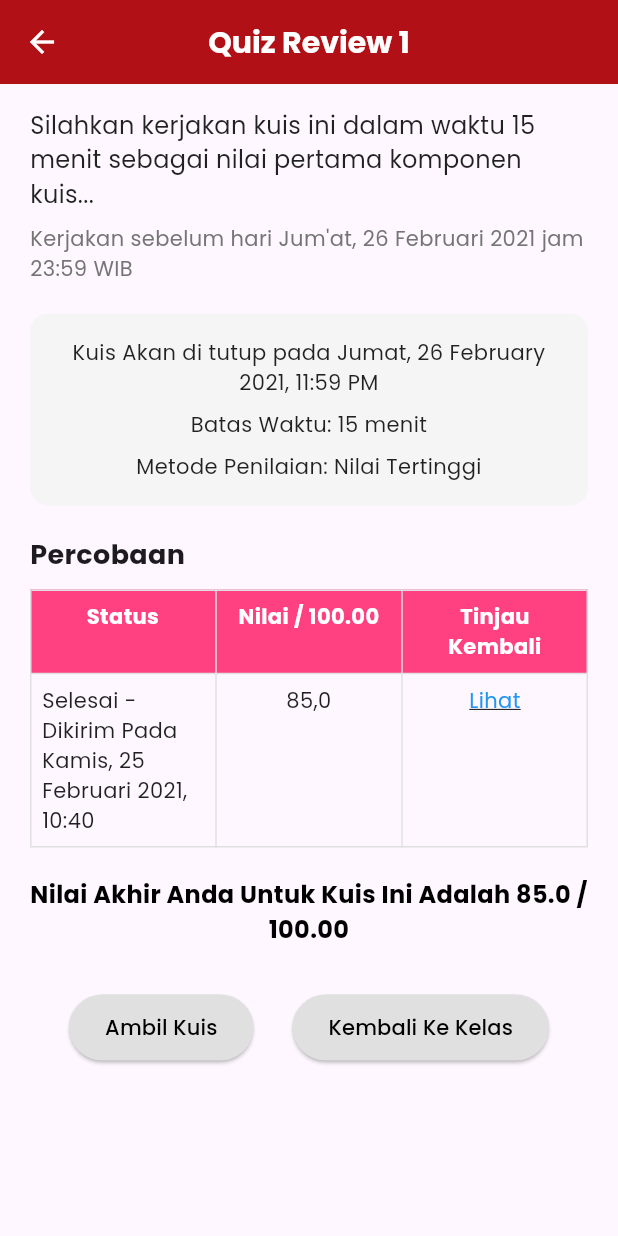
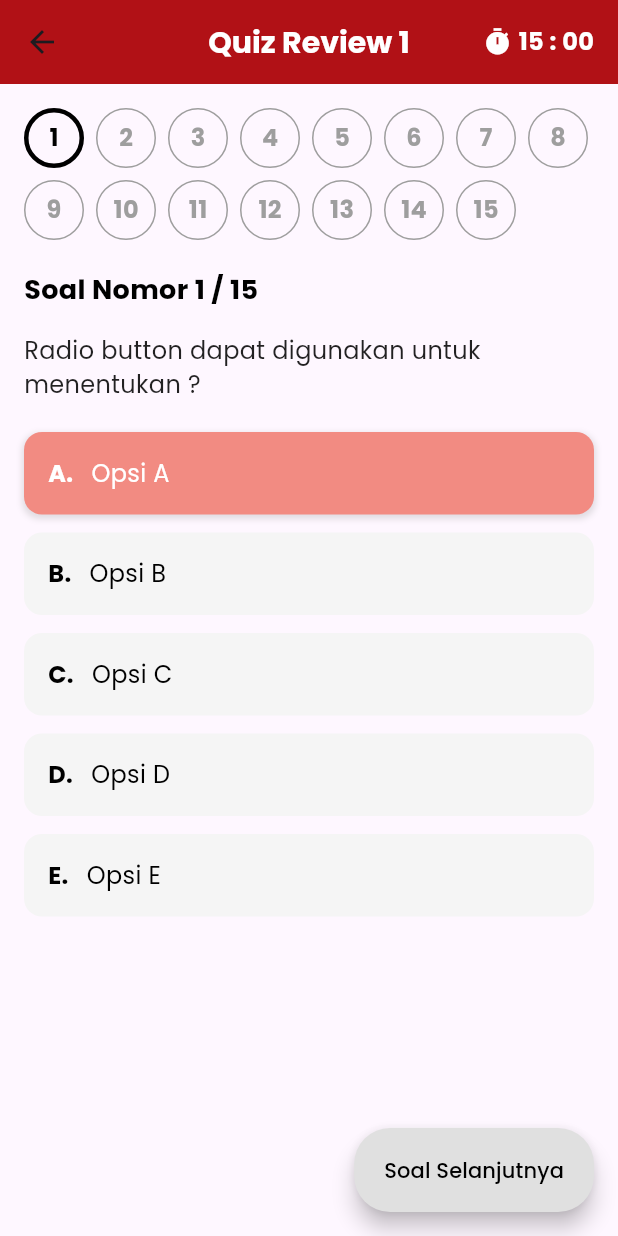
Before and after one commit to susirahma/lms, a Flutter app: the DetailKuisPage screen opened directly, after a tap on "Ambil Kuis", on a phone screen of 412 x 824 dp. Run offline on Flutter 3.47's test engine with Material 3 defaults, Android fonts, the phone set to English and light mode, and no system bars; our stand-ins replace google_fonts.

Commit message:
menambah tampilan page kuis 2

```diff
--- a/lib/detail_kuis_page.dart
+++ b/lib/detail_kuis_page.dart
@@ -1,5 +1,6 @@
 import 'package:flutter/material.dart';
 import 'package:google_fonts/google_fonts.dart';
+import 'pengerjaan_kuis_page.dart';
 
 class DetailKuisPage extends StatelessWidget {
   const DetailKuisPage({super.key});
@@ -198,7 +199,12 @@ class DetailKuisPage extends StatelessWidget {
               mainAxisAlignment: MainAxisAlignment.spaceEvenly,
               children: [
                 ElevatedButton(
-                  onPressed: () {},
+                  onPressed: () {
+                    Navigator.push(
+                      context,
+                      MaterialPageRoute(builder: (context) => const PengerjaanKuisPage()),
+                    );
+                  },
                   style: ElevatedButton.styleFrom(
                     backgroundColor: Colors.grey[300],
                     foregroundColor: Colors.black,
--- /dev/null
+++ b/lib/pengerjaan_kuis_page.dart
@@ -0,0 +1,182 @@
+import 'package:flutter/material.dart';
+import 'package:google_fonts/google_fonts.dart';
+
+class PengerjaanKuisPage extends StatefulWidget {
+  const PengerjaanKuisPage({super.key});
+
+  @override
+  _PengerjaanKuisPageState createState() => _PengerjaanKuisPageState();
+}
+
+class _PengerjaanKuisPageState extends State<PengerjaanKuisPage> {
+  int currentQuestion = 1;
+  int selectedOption = 0; // 0 for A, 1 for B, etc.
+
+  @override
+  Widget build(BuildContext context) {
+    return Scaffold(
+      appBar: AppBar(
+        backgroundColor: const Color(0xFFB11116),
+        title: Text(
+          'Quiz Review 1',
+          style: GoogleFonts.poppins(
+            fontSize: 20,
+            fontWeight: FontWeight.bold,
+            color: Colors.white,
+          ),
+        ),
+        centerTitle: true,
+        actions: [
+          Padding(
+            padding: const EdgeInsets.only(right: 16.0),
+            child: Row(
+              children: [
+                const Icon(
+                  Icons.timer,
+                  color: Colors.white,
+                  size: 20,
+                ),
+                const SizedBox(width: 4),
+                Text(
+                  '15 : 00',
+                  style: GoogleFonts.poppins(
+                    fontSize: 16,
+                    color: Colors.white,
+                    fontWeight: FontWeight.bold,
+                  ),
+                ),
+              ],
+            ),
+          ),
+        ],
+      ),
+      body: SingleChildScrollView(
+        padding: const EdgeInsets.all(16.0),
+        child: Column(
+          crossAxisAlignment: CrossAxisAlignment.start,
+          children: [
+            // Question Navigation
+            Wrap(
+              spacing: 8.0,
+              runSpacing: 8.0,
+              children: List.generate(15, (index) {
+                int questionNumber = index + 1;
+                bool isActive = questionNumber == currentQuestion;
+                return Container(
+                  width: 40,
+                  height: 40,
+                  decoration: BoxDecoration(
+                    shape: BoxShape.circle,
+                    border: Border.all(
+                      color: isActive ? Colors.black : Colors.grey,
+                      width: isActive ? 3 : 1,
+                    ),
+                  ),
+                  child: Center(
+                    child: Text(
+                      '$questionNumber',
+                      style: GoogleFonts.poppins(
+                        fontSize: 16,
+                        fontWeight: FontWeight.bold,
+                        color: isActive ? Colors.black : Colors.grey,
+                      ),
+                    ),
+                  ),
+                );
+              }),
+            ),
+            const SizedBox(height: 20),
+            // Question Content
+            Text(
+              'Soal Nomor $currentQuestion / 15',
+              style: GoogleFonts.poppins(
+                fontSize: 18,
+                fontWeight: FontWeight.bold,
+                color: Colors.black,
+              ),
+            ),
+            const SizedBox(height: 16),
+            Text(
+              'Radio button dapat digunakan untuk menentukan ?',
+              style: GoogleFonts.poppins(
+                fontSize: 16,
+                color: Colors.black87,
+              ),
+            ),
+            const SizedBox(height: 20),
+            // Answer Options
+            ...List.generate(5, (index) {
+              String optionLetter = String.fromCharCode(65 + index); // A, B, C, D, E
+              bool isSelected = index == selectedOption;
+              return GestureDetector(
+                onTap: () {
+                  setState(() {
+                    selectedOption = index;
+                  });
+                },
+                child: Container(
+                  margin: const EdgeInsets.only(bottom: 12),
+                  padding: const EdgeInsets.all(16),
+                  decoration: BoxDecoration(
+                    color: isSelected ? const Color(0xFFF28B82) : const Color(0xFFF5F5F5),
+                    borderRadius: BorderRadius.circular(12),
+                    boxShadow: isSelected
+                        ? [
+                            BoxShadow(
+                              color: Colors.grey.withOpacity(0.3),
+                              spreadRadius: 1,
+                              blurRadius: 3,
+                              offset: const Offset(0, 2),
+                            ),
+                          ]
+                        : [],
+                  ),
+                  child: Row(
+                    children: [
+                      Text(
+                        '$optionLetter.',
+                        style: GoogleFonts.poppins(
+                          fontSize: 16,
+                          fontWeight: FontWeight.bold,
+                          color: isSelected ? Colors.white : Colors.black,
+                        ),
+                      ),
+                      const SizedBox(width: 12),
+                      Expanded(
+                        child: Text(
+                          'Opsi $optionLetter', // Placeholder text
+                          style: GoogleFonts.poppins(
+                            fontSize: 16,
+                            color: isSelected ? Colors.white : Colors.black,
+                          ),
+                        ),
+                      ),
+                    ],
+                  ),
+                ),
+              );
+            }),
+          ],
+        ),
+      ),
+      floatingActionButton: FloatingActionButton.extended(
+        onPressed: () {
+          // Navigate to next question or submit
+        },
+        backgroundColor: Colors.grey[300],
+        foregroundColor: Colors.black,
+        label: Text(
+          'Soal Selanjutnya',
+          style: GoogleFonts.poppins(
+            fontSize: 14,
+            fontWeight: FontWeight.w500,
+          ),
+        ),
+        shape: RoundedRectangleBorder(
+          borderRadius: BorderRadius.circular(24),
+        ),
+      ),
+      floatingActionButtonLocation: FloatingActionButtonLocation.endFloat,
+    );
+  }
+}
```
